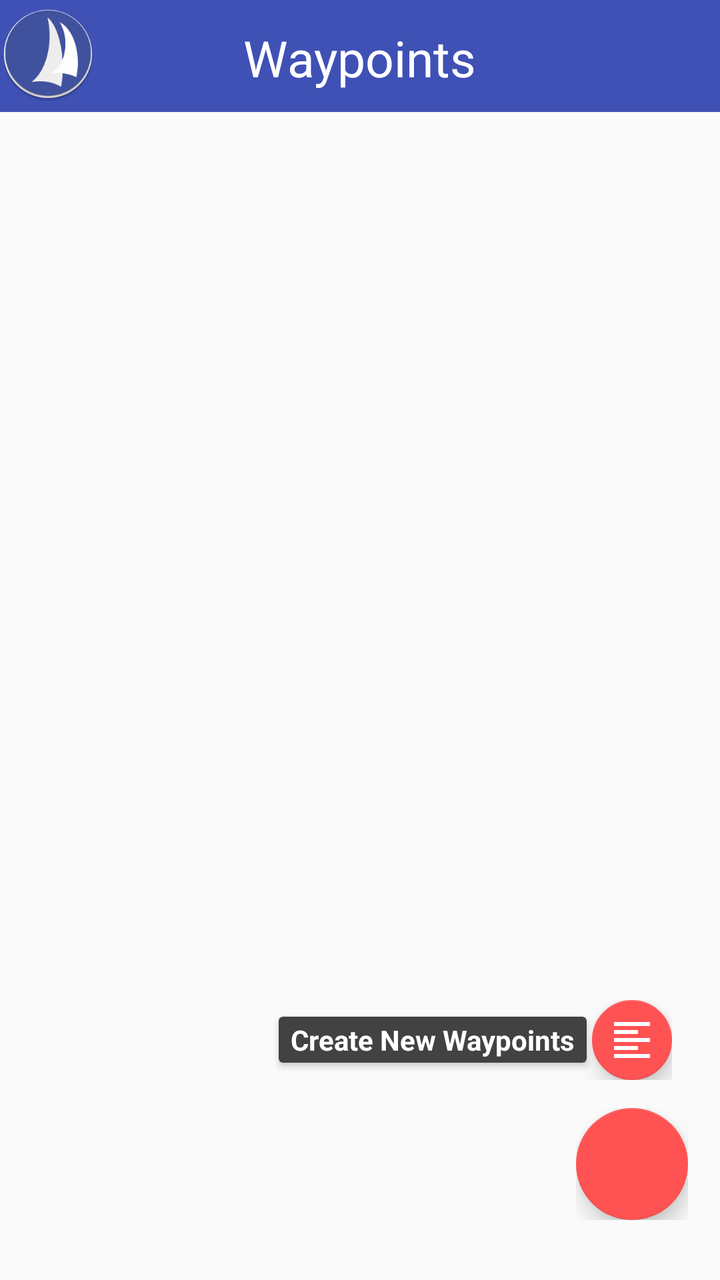
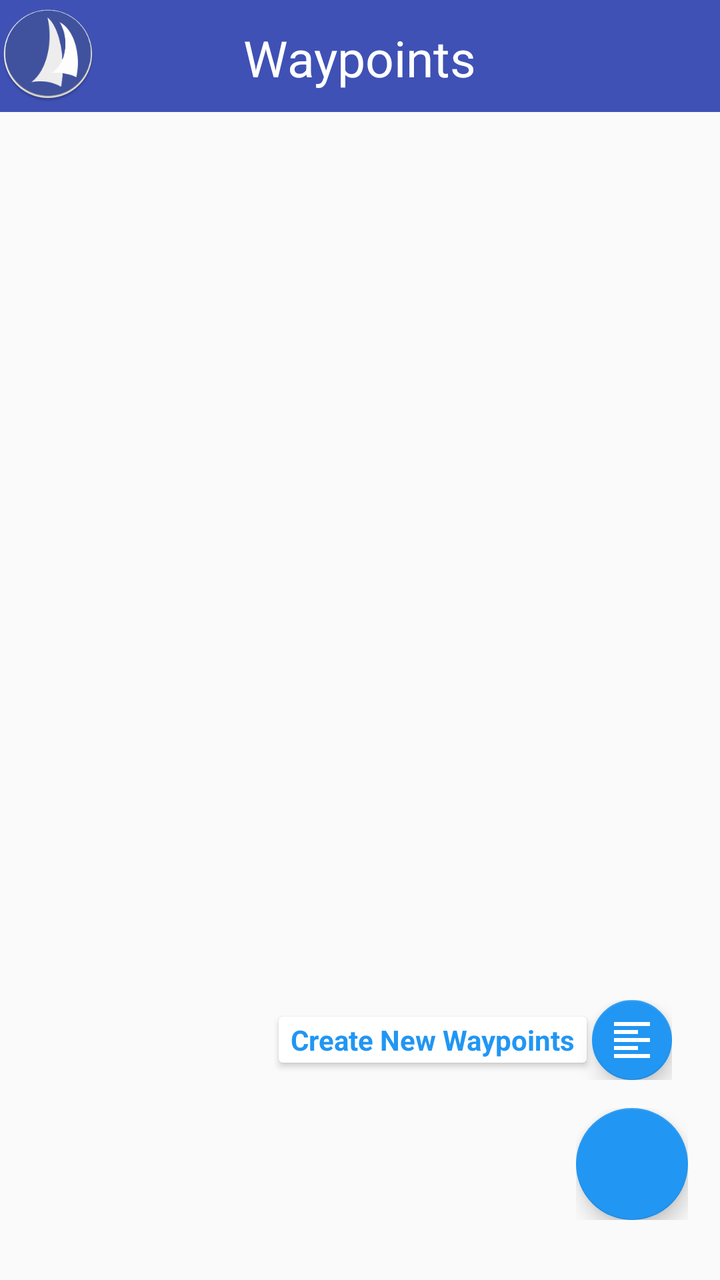

The first picture is an Android layout as it rendered before a commit; the second is the same layout after the commit. The layout source and the unified diff follow.
<!-- AndroidManifest.xml: application theme Base.Theme.Toolbar -->
<!-- res/layout/activity_main_waypoint.xml -->
<?xml version="1.0" encoding="utf-8"?>
<RelativeLayout
    xmlns:android="http://schemas.android.com/apk/res/android"
    xmlns:tools="http://schemas.android.com/tools"
    xmlns:app="http://schemas.android.com/apk/res-auto"
    android:layout_width="match_parent"
    android:layout_height="match_parent"
    tools:context=".MainActivityWaypoint"
    android:orientation="vertical"
    android:id="@+id/MRL1">

    <android.support.v7.widget.Toolbar
        android:id="@+id/toolbar"
        android:layout_width="match_parent"
        android:layout_height="56dp"
        android:minHeight="?attr/actionBarSize"
        android:background="?attr/colorPrimary"
        app:popupTheme="@style/ThemeOverlay.AppCompat.Light"
        android:theme="@style/Base.Theme.Test" />

    <ImageView
        android:id="@+id/imageView1"
        android:layout_width="wrap_content"
        android:layout_height="wrap_content"
        android:src="@mipmap/ic_launcher"
        android:layout_marginTop="3dp"
        android:layout_alignParentTop="true"
        android:layout_alignParentStart="true" />

    <TextView
        android:layout_width="wrap_content"
        android:layout_height="wrap_content"
        android:text="Waypoints"
        android:textSize="25sp"
        android:textColor="@color/white"
        android:id="@+id/titleTextView"
        android:layout_alignParentTop="true"
        android:layout_centerHorizontal="true"
        android:padding="12dp"
        android:layout_marginBottom="@dimen/activity_vertical_margin" />

    <ListView
        android:id="@+id/listViewWaypoint"
        android:layout_width="match_parent"
        android:layout_height="wrap_content"
        android:layout_centerHorizontal="true"
        android:padding="12dp"
        android:layout_below="@+id/toolbar">
    </ListView>

    <include layout="@layout/layout_fabwaypoints_submenu"/>

</RelativeLayout>
<!-- res/layout/layout_fabwaypoints_submenu.xml (included above) -->
<?xml version="1.0" encoding="utf-8"?>
<FrameLayout
    xmlns:android="http://schemas.android.com/apk/res/android"
    xmlns:app="http://schemas.android.com/apk/res-auto"
    android:id="@+id/fabFrame"
    android:layout_width="match_parent"
    android:layout_height="match_parent"
    android:layout_marginTop="?attr/actionBarSize"
    android:paddingLeft="@dimen/activity_horizontal_margin"
    android:paddingRight="@dimen/activity_horizontal_margin"
    android:paddingTop="@dimen/activity_vertical_margin"
    android:orientation="vertical">

    <LinearLayout
        android:id="@+id/layoutFabAddNew"
        android:layout_width="wrap_content"
        android:layout_height="wrap_content"
        android:gravity="center_vertical"
        android:layout_gravity="bottom|end"
        android:layout_marginRight="8dp"
        android:layout_marginBottom="100dp"
        android:layout_marginEnd="8dp"
        android:orientation="horizontal">

        <android.support.v7.widget.CardView
            android:layout_width="wrap_content"
            android:layout_height="wrap_content"
            android:backgroundTint="@color/card_background"
            app:cardCornerRadius="@dimen/cardCornerRadius"
            app:cardElevation="@dimen/cardElevation"
            app:cardUseCompatPadding="true" >
            <TextView
                android:id="@+id/addNewTV"
                android:layout_width="wrap_content"
                android:layout_height="wrap_content"
                android:textColor="@color/fab_card_text"
                android:text="@string/FabNewWaypoints"

                android:textAppearance="?android:attr/textAppearanceSmall"
                android:textStyle="bold"
                android:paddingRight="@dimen/cardview_horizontal_padding"
                android:paddingLeft="@dimen/cardview_horizontal_padding"
                android:paddingBottom="@dimen/cardview_vertical_padding"
                android:paddingTop="@dimen/cardview_vertical_padding" />
        </android.support.v7.widget.CardView>

        <android.support.design.widget.FloatingActionButton
            android:id="@+id/fabAddNew"
            android:layout_width="wrap_content"
            android:layout_height="wrap_content"
            android:src="@drawable/ic_format_align_left_white"
            app:backgroundTint="@color/fab"
            app:fabSize="mini" />

    </LinearLayout>


    <LinearLayout
        android:id="@+id/layoutFabWaypoints"
        android:layout_width="wrap_content"
        android:layout_height="wrap_content"
        android:gravity="center_vertical"
        android:layout_gravity="bottom|end"
        android:layout_marginBottom="30dp"
        android:orientation="horizontal">

        <android.support.design.widget.FloatingActionButton
            android:id="@+id/fabWaypoints"
            android:layout_width="wrap_content"
            android:layout_height="wrap_content"
            android:layout_gravity="bottom|end"
            app:backgroundTint="@color/fab"
            app:fabSize="normal" />

    </LinearLayout>
    
</FrameLayout>
<!-- resources referenced by this layout -->
<resources>
  <color name="card_background">@color/grey800</color>
  <color name="fab">@color/night_text</color>
  <color name="fab_card_text">@color/white</color>
  <color name="white">#ffffff</color>
  <dimen name="activity_horizontal_margin">16dp</dimen>
  <dimen name="activity_vertical_margin">16dp</dimen>
  <dimen name="cardCornerRadius">2dp</dimen>
  <dimen name="cardElevation">2dp</dimen>
  <dimen name="cardview_horizontal_padding">6dp</dimen>
  <dimen name="cardview_vertical_padding">2dp</dimen>
  <!-- drawable ic_format_align_left_white: png bitmap (drawable-hdpi, 101 bytes) -->
  <!-- mipmap ic_launcher: png bitmap (mipmap-hdpi, 5911 bytes) -->
  <string name="FabNewWaypoints">Create New Waypoints</string>
  <style name="Base.Theme.Test" parent="Theme.AppCompat.Light.NoActionBar">
          <item name="colorPrimary">@color/primary</item>
          <item name="colorPrimaryDark">@color/primary_dark</item>
          <item name="colorAccent">@color/night_text</item>
          <item name="android:textColorPrimary">@color/white</item>
          <item name="android:homeAsUpIndicator">@drawable/ic_action_menu</item>
      </style>
  <style name="Base.Theme.Toolbar" parent="Theme.AppCompat.Light.NoActionBar">
          <item name="colorPrimary">@color/primary</item>
          <item name="colorPrimaryDark">@color/primary_dark</item>
          <item name="colorAccent">@color/night_text</item>
          <item name="mcab_contentinset_start">60dp</item>
      </style>
  <color name="grey800">#424242</color>
  <color name="night_text">@color/accent</color>
  <color name="primary">#ff3F51B5</color>
  <color name="primary_dark">#ff303F9F</color>
  <!-- drawable ic_action_menu (drawable) -->
  <?xml version="1.0" encoding="utf-8"?>
  <vector xmlns:android="http://schemas.android.com/apk/res/android"
      android:width="24dp"
      android:height="24dp"
      android:viewportWidth="24"
      android:viewportHeight="24">
  
      <path
          android:pathData="M0 0h24v24H0z" />
      <path
          android:fillColor="#ffffff"
          android:pathData="M3 18h18v-2H3v2zm0-5h18v-2H3v2zm0-7v2h18V6H3z" />
  </vector>
  <color name="accent">#ffFF5252</color>
</resources>

<!-- the commit's change to res/layout/activity_main_waypoint.xml (unified diff, before → after) -->
@@ -1,15 +1,26 @@
 <?xml version="1.0" encoding="utf-8"?>
-<RelativeLayout
-    xmlns:android="http://schemas.android.com/apk/res/android"
+<androidx.drawerlayout.widget.DrawerLayout xmlns:android="http://schemas.android.com/apk/res/android"
+    xmlns:app="http://schemas.android.com/apk/res-auto"
     xmlns:tools="http://schemas.android.com/tools"
-    xmlns:app="http://schemas.android.com/apk/res-auto"
+    android:id="@+id/drawer_layout"
+    android:layout_height="match_parent"
     android:layout_width="match_parent"
-    android:layout_height="match_parent"
-    tools:context=".MainActivityWaypoint"
-    android:orientation="vertical"
-    android:id="@+id/MRL1">
+    android:fitsSystemWindows="true">
 
-    <android.support.v7.widget.Toolbar
+    <LinearLayout
+        android:layout_width="match_parent"
+        android:layout_height="match_parent"
+        android:orientation="vertical">
+
+
+        <RelativeLayout
+            android:layout_width="match_parent"
+            android:layout_height="match_parent"
+            tools:context=".MainActivityWaypoint"
+            android:orientation="vertical"
+            android:id="@+id/MRL1">
+
+    <androidx.appcompat.widget.Toolbar
         android:id="@+id/toolbar"
         android:layout_width="match_parent"
         android:layout_height="56dp"
@@ -50,7 +61,20 @@
 
     <include layout="@layout/layout_fabwaypoints_submenu"/>
 
-</RelativeLayout>
+        </RelativeLayout>
+    </LinearLayout>
+
+    <com.google.android.material.navigation.NavigationView
+        android:id="@+id/nav_view"
+        android:layout_height="match_parent"
+        android:layout_width="wrap_content"
+        android:layout_gravity="start"
+        android:fitsSystemWindows="true"
+        app:headerLayout="@layout/nav_header"
+        app:menu="@menu/drawer_create_entries"
+        app:theme="@style/NavigationViewTheme" />
+
+</androidx.drawerlayout.widget.DrawerLayout>
 <!-- res/layout/layout_fabwaypoints_submenu.xml (included above) -->
 <?xml version="1.0" encoding="utf-8"?>
 <FrameLayout
@@ -76,29 +100,30 @@
         android:layout_marginEnd="8dp"
         android:orientation="horizontal">
 
-        <android.support.v7.widget.CardView
+        <androidx.cardview.widget.CardView
             android:layout_width="wrap_content"
             android:layout_height="wrap_content"
-            android:backgroundTint="@color/card_background"
+            android:backgroundTint="@color/background"
             app:cardCornerRadius="@dimen/cardCornerRadius"
             app:cardElevation="@dimen/cardElevation"
-            app:cardUseCompatPadding="true" >
+            app:cardUseCompatPadding="true">
+
             <TextView
                 android:id="@+id/addNewTV"
                 android:layout_width="wrap_content"
                 android:layout_height="wrap_content"
+                android:paddingLeft="@dimen/cardview_horizontal_padding"
+                android:paddingTop="@dimen/cardview_vertical_padding"
+
+                android:paddingRight="@dimen/cardview_horizontal_padding"
+                android:paddingBottom="@dimen/cardview_vertical_padding"
+                android:text="@string/FabNewWaypoints"
+                android:textAppearance="?android:attr/textAppearanceSmall"
                 android:textColor="@color/fab_card_text"
-                android:text="@string/FabNewWaypoints"
+                android:textStyle="bold" />
+        </androidx.cardview.widget.CardView>
 
-                android:textAppearance="?android:attr/textAppearanceSmall"
-                android:textStyle="bold"
-                android:paddingRight="@dimen/cardview_horizontal_padding"
-                android:paddingLeft="@dimen/cardview_horizontal_padding"
-                android:paddingBottom="@dimen/cardview_vertical_padding"
-                android:paddingTop="@dimen/cardview_vertical_padding" />
-        </android.support.v7.widget.CardView>
-
-        <android.support.design.widget.FloatingActionButton
+        <com.google.android.material.floatingactionbutton.FloatingActionButton
             android:id="@+id/fabAddNew"
             android:layout_width="wrap_content"
             android:layout_height="wrap_content"
@@ -118,7 +143,7 @@
         android:layout_marginBottom="30dp"
         android:orientation="horizontal">
 
-        <android.support.design.widget.FloatingActionButton
+        <com.google.android.material.floatingactionbutton.FloatingActionButton
             android:id="@+id/fabWaypoints"
             android:layout_width="wrap_content"
             android:layout_height="wrap_content"
@@ -129,3 +154,34 @@
     </LinearLayout>
     
 </FrameLayout>
+<!-- res/layout/nav_header.xml (included above) -->
+<?xml version="1.0" encoding="utf-8"?>
+<LinearLayout xmlns:android="http://schemas.android.com/apk/res/android"
+    android:layout_width="match_parent"
+    android:layout_height="192dp"
+    android:id="@+id/layout11"
+    android:background="@color/primary"
+    android:padding="16dp"
+    android:theme="@style/ThemeOverlay.AppCompat.Dark"
+    android:orientation="vertical"
+    android:gravity="bottom">
+
+    <ImageView
+        android:layout_width="100dp"
+        android:layout_height="100dp"
+        android:id="@+id/imVie_AppLogo"
+        android:src="@mipmap/ic_launcher"
+        android:layout_marginBottom="12dp"
+        android:layout_gravity="center_horizontal" />
+
+
+    <TextView
+        android:layout_width="wrap_content"
+        android:layout_height="wrap_content"
+        android:text="@string/BoatLog"
+        android:layout_gravity="center_horizontal"
+        style="@style/TextAppearance.AppCompat.Subhead" />
+
+
+
+</LinearLayout>
<!-- resource entries referenced after the edit -->
@@ -1,8 +1,8 @@
 <!-- resources referenced by this layout -->
 <resources>
-  <color name="card_background">@color/grey800</color>
+  <color name="background">#ffffffff</color>
   <color name="fab">@color/night_text</color>
-  <color name="fab_card_text">@color/white</color>
+  <color name="fab_card_text">@color/accent</color>
   <color name="white">#ffffff</color>
   <dimen name="activity_horizontal_margin">16dp</dimen>
   <dimen name="activity_vertical_margin">16dp</dimen>
@@ -12,6 +12,7 @@
   <dimen name="cardview_vertical_padding">2dp</dimen>
   <!-- drawable ic_format_align_left_white: png bitmap (drawable-hdpi, 101 bytes) -->
   <!-- mipmap ic_launcher: png bitmap (mipmap-hdpi, 5911 bytes) -->
+  <string name="BoatLog">BoatLog</string>
   <string name="FabNewWaypoints">Create New Waypoints</string>
   <style name="Base.Theme.Test" parent="Theme.AppCompat.Light.NoActionBar">
           <item name="colorPrimary">@color/primary</item>
@@ -20,13 +21,15 @@
           <item name="android:textColorPrimary">@color/white</item>
           <item name="android:homeAsUpIndicator">@drawable/ic_action_menu</item>
       </style>
+  <style name="NavigationViewTheme" parent="AppTheme">
+          <item name="textAppearanceListItem">@style/TextAppearance.AppCompat.Body2</item>
+      </style>
+      ThemeOverlay_Material_Dialog_Alert
   <style name="Base.Theme.Toolbar" parent="Theme.AppCompat.Light.NoActionBar">
           <item name="colorPrimary">@color/primary</item>
           <item name="colorPrimaryDark">@color/primary_dark</item>
           <item name="colorAccent">@color/night_text</item>
-          <item name="mcab_contentinset_start">60dp</item>
       </style>
-  <color name="grey800">#424242</color>
   <color name="night_text">@color/accent</color>
   <color name="primary">#ff3F51B5</color>
   <color name="primary_dark">#ff303F9F</color>
@@ -44,6 +47,11 @@
           android:fillColor="#ffffff"
           android:pathData="M3 18h18v-2H3v2zm0-5h18v-2H3v2zm0-7v2h18V6H3z" />
   </vector>
-  <color name="accent">#ffFF5252</color>
+  <style name="AppTheme" parent="android:Theme.Material.Light">
+          <item name="android:colorPrimary">@color/primary</item>
+          <item name="android:colorPrimaryDark">@color/primary_dark</item>
+          <item name="android:colorAccent">@color/night_text</item>
+      </style>
+  <color name="accent">#2196F3</color>
 </resources>
 
